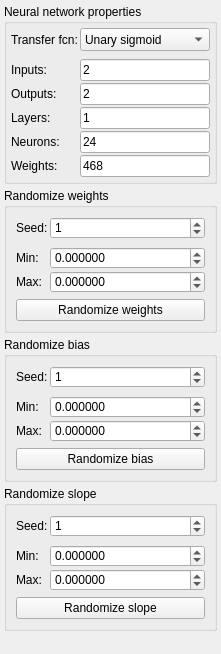
Old version of the form GuiPartUi/NetParamWidget.ui in the repository kacerpetr/NNCreator.
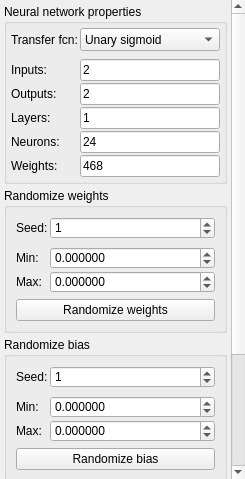
New version of the form.

Commit message: NetParamWidget content moved to ScrollArea, dataset selection removed from graphTest

```diff
--- a/GuiPartUi/NetParamWidget.ui
+++ b/GuiPartUi/NetParamWidget.ui
@@ -6,13 +6,52 @@
    <rect>
     <x>0</x>
     <y>0</y>
-    <width>221</width>
-    <height>654</height>
+    <width>236</width>
+    <height>479</height>
    </rect>
   </property>
   <property name="windowTitle">
    <string>Form</string>
   </property>
+  <layout class="QVBoxLayout" name="verticalLayout_6">
+   <property name="leftMargin">
+    <number>0</number>
+   </property>
+   <property name="topMargin">
+    <number>0</number>
+   </property>
+   <property name="rightMargin">
+    <number>0</number>
+   </property>
+   <property name="bottomMargin">
+    <number>0</number>
+   </property>
+   <item>
+    <widget class="QScrollArea" name="scrollArea">
+     <property name="minimumSize">
+      <size>
+       <width>245</width>
+       <height>0</height>
+      </size>
+     </property>
+     <property name="frameShape">
+      <enum>QFrame::NoFrame</enum>
+     </property>
+     <property name="horizontalScrollBarPolicy">
+      <enum>Qt::ScrollBarAlwaysOff</enum>
+     </property>
+     <property name="widgetResizable">
+      <bool>true</bool>
+     </property>
+     <widget class="QWidget" name="scrollAreaWidgetContents">
+      <property name="geometry">
+       <rect>
+        <x>0</x>
+        <y>-168</y>
+        <width>231</width>
+        <height>647</height>
+       </rect>
+      </property>
   <layout class="QVBoxLayout" name="verticalLayout">
    <property name="spacing">
     <number>4</number>
@@ -749,6 +788,10 @@
       </size>
      </property>
     </spacer>
+       </item>
+      </layout>
+     </widget>
+    </widget>
    </item>
   </layout>
  </widget>
```
Lines whose indentation alone changed are shown as unchanged. The commit also changes 8 other files.
